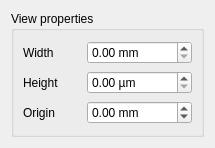
Old version of the form gui/OpticsViewProperties.ui in the repository krokosik/GaussianBeam.
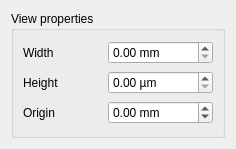
New version of the form.

Patch:
```diff
--- a/gui/OpticsViewProperties.ui
+++ b/gui/OpticsViewProperties.ui
@@ -5,8 +5,8 @@
    <rect>
     <x>0</x>
     <y>0</y>
-    <width>215</width>
-    <height>148</height>
+    <width>236</width>
+    <height>149</height>
    </rect>
   </property>
   <property name="windowTitle" >
```
Left out of the diff: 2 changed lines with no effect on the pictures.
